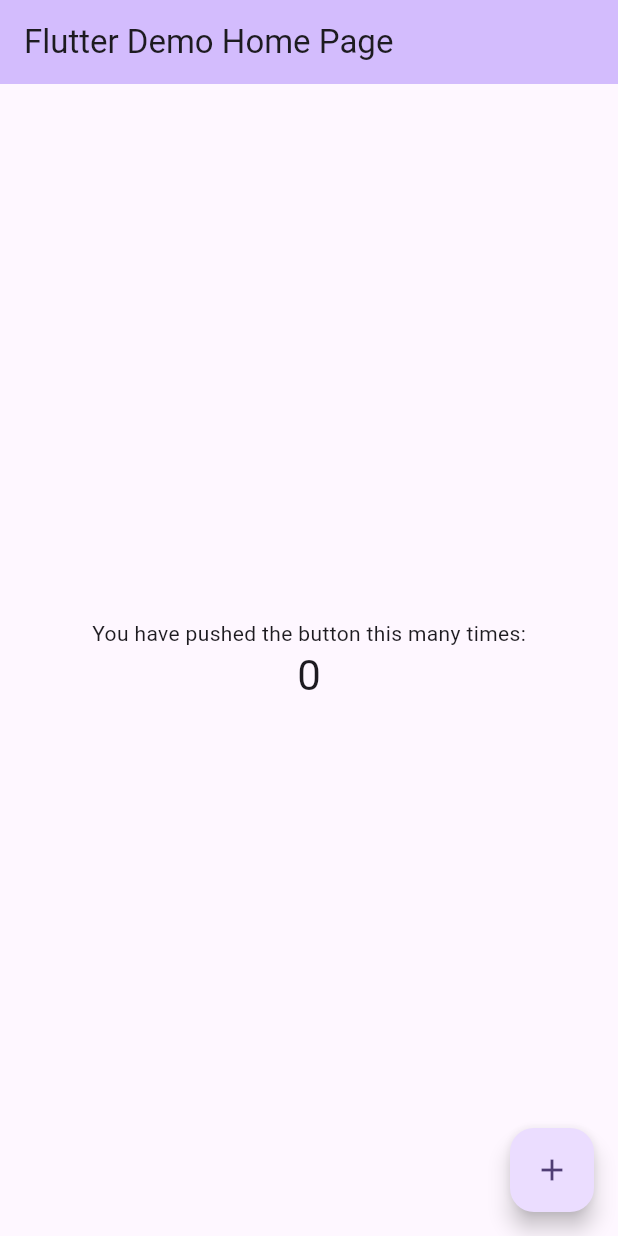
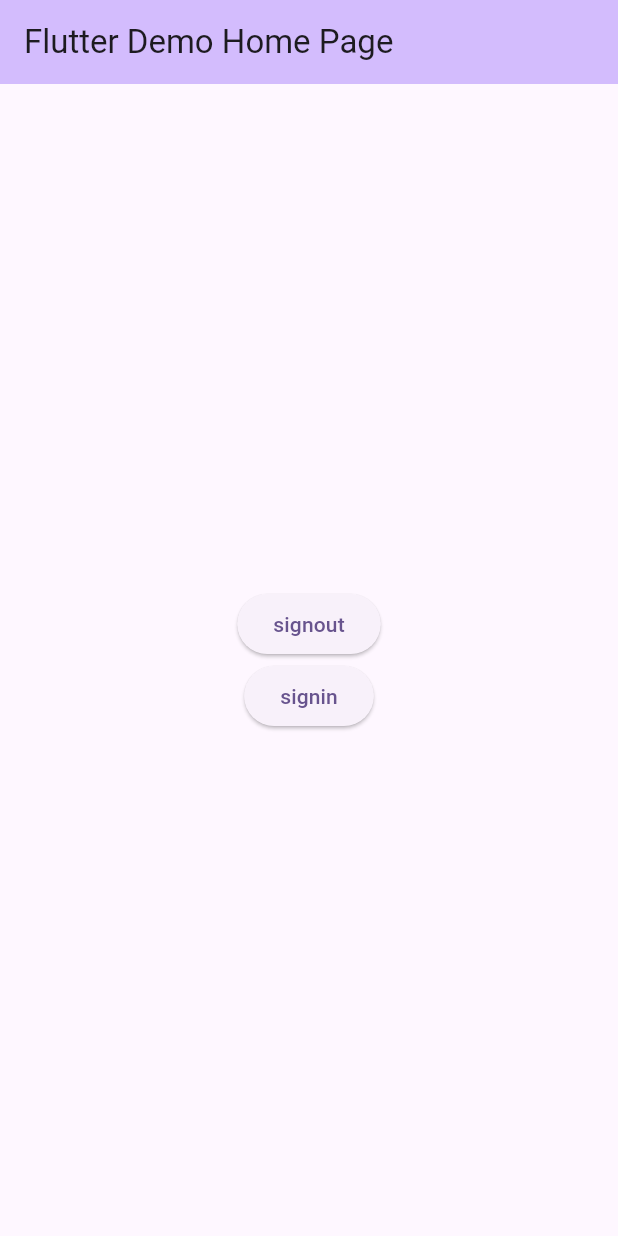
Before and after one commit to GbecetKouameDylan/tp3-flutter, a Flutter app: the screen it shows after launch, on a phone screen of 412 x 824 dp. Run offline on Flutter 3.47's test engine with Material 3 defaults, Android fonts, the phone set to English and light mode, and no system bars; our stand-ins replace cloud_firestore, firebase_auth, firebase_core, google_sign_in; accounts and stored records are empty.

Commit message:
FCT"Ajout d'un signout

```diff
--- a/tp3_flutter/lib/main.dart
+++ b/tp3_flutter/lib/main.dart
@@ -109,21 +109,25 @@ class _MyHomePageState extends State<MyHomePage> {
 
           mainAxisAlignment: MainAxisAlignment.center,
           children: <Widget>[
-            const Text(
-              'You have pushed the button this many times:',
+            ElevatedButton(
+              onPressed: () async {
+                await GoogleSignIn().signOut();
+                await FirebaseAuth.instance.signOut();
+                setState(() {});
+              },
+              child: Text("signout"),
             ),
-            Text(
-              '$_counter',
-              style: Theme.of(context).textTheme.headlineMedium,
+            ElevatedButton(
+              onPressed: () async {
+               signInWithGoogle();
+              },
+              child: Text("signin"),
             ),
+
           ],
         ),
       ),
-      floatingActionButton: FloatingActionButton(
-        onPressed: signInWithGoogle,
-        tooltip: 'Increment',
-        child: const Icon(Icons.add),
-      ),
+
     );
   }
 }
```
